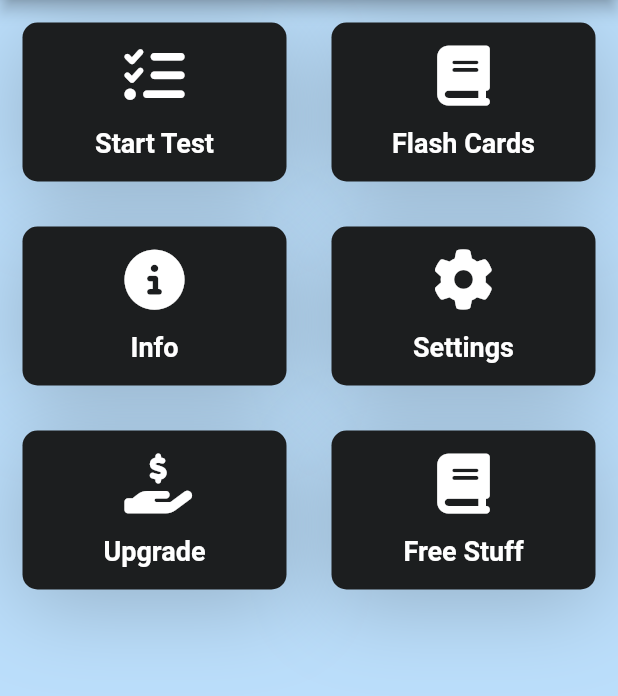
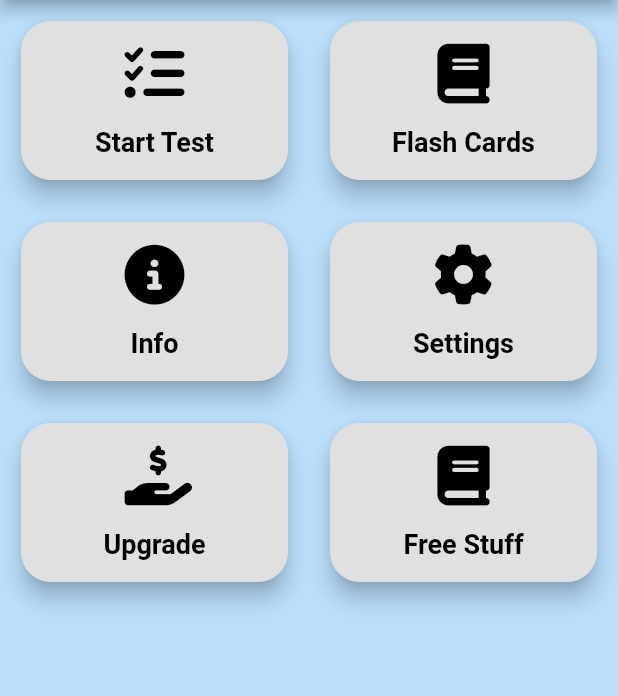
Before and after one commit to MJI-Abir/Drive-TestPal, a Flutter app: the screen it shows after launch, on a phone screen of 412 x 824 dp, the part 84-780 px from its top. Run offline on Flutter 3.47's test engine with Material 2 defaults, Android fonts, the phone set to English and light mode, and no system bars; our stand-ins replace bloc, flutter_bloc, font_awesome_flutter, google_fonts, rflutter_alert.

Commit message:
updated ui

```diff
--- a/lib/components/reusable_card.dart
+++ /dev/null
@@ -1,40 +0,0 @@
-import 'package:drive_test_pal/constants/constants.dart';
-import 'package:flutter/material.dart';
-
-class ReusableCard extends StatefulWidget {
-  final Color color;
-  final Widget cardChild;
-  final VoidCallback? onPress;
-  const ReusableCard(
-      {super.key, required this.color,
-      required this.cardChild,
-      required this.onPress});
-
-  @override
-  State<ReusableCard> createState() => _ReusableCardState();
-}
-
-class _ReusableCardState extends State<ReusableCard> {
-  @override
-  Widget build(BuildContext context) {
-    return GestureDetector(
-      onTap: widget.onPress,
-      child: Container(
-        padding: const EdgeInsets.only(top: 15.0, bottom: 15.0),
-        margin: const EdgeInsets.all(15.0),
-        decoration: BoxDecoration(
-          color: widget.color,
-          borderRadius: kBorderRadius,
-          boxShadow: [
-                  BoxShadow(
-                    offset: const Offset(0, 10),
-                    blurRadius: 50,
-                    color: kActiveCardColor.withOpacity(0.23),
-                  ),
-                ],
-        ),
-        child: widget.cardChild,
-      ),
-    );
-  }
-}
--- a/lib/constants/constants.dart
+++ b/lib/constants/constants.dart
@@ -9,10 +9,10 @@ const kBottomContainerColor = Color(0xFFEB1555);
 const kAppBarColor = Colors.transparent;
 const kOptionDefaultColor = Colors.black12;
 
-const kBorderRadius = BorderRadius.all(Radius.circular(10.0));
+const kBorderRadius = 10.0;
 const kLabelTextStyle = TextStyle(
   fontSize: 18.0,
-  color: Colors.white,
+  color: Colors.black,
   fontWeight: FontWeight.bold,
 );
 
--- a/lib/data/question_data.dart
+++ b/lib/data/question_data.dart
@@ -63,7 +63,7 @@ class QuestionData {
         QuestionTypeEnum.intersection,
         'What should you do if you want to turn left when the oncoming traffic is heavy?',
         3,
-        ['a) option 321 hello my name is mji abir and i am a flutter developer', 'b) option 322', 'c) option 323', 'd) option 324'],'hello here is the explanation for this question'),
+        ['a) option 321 ', 'b) option 322', 'c) option 323', 'd) option 324'],'hello here is the explanation for this question'),
     PracticeQuestion(
         QuestionTypeEnum.intersection,
         'What should you do if you want to turn left on a green light?',
--- a/lib/features/home/ui/home.dart
+++ b/lib/features/home/ui/home.dart
@@ -1,5 +1,4 @@
-import 'package:drive_test_pal/components/icon_content.dart';
-import 'package:drive_test_pal/components/reusable_card.dart';
+import 'package:drive_test_pal/features/home/widgets/reusable_card_widget.dart';
 import 'package:drive_test_pal/config/routes/app_routes.dart';
 import 'package:drive_test_pal/constants/constants.dart';
 import 'package:flutter/material.dart';
@@ -8,23 +7,8 @@ import 'package:font_awesome_flutter/font_awesome_flutter.dart';
 class Home extends StatelessWidget {
   const Home({super.key});
 
-  Expanded buildKey(IconData iconData, String cardLabel, String navigateTo, BuildContext context) {
-    return Expanded(
-      child: ReusableCard(
-        color: kActiveCardColor,
-        // color: _isHovered ? kActiveCardColor : kInactiveCardColor,
-        cardChild: IconContent(icon: iconData, label: cardLabel),
-        onPress: () {
-          Navigator.pushNamed(context, navigateTo);
-        },
-        //TODO 1: Create a method "animateWhileHovering" to make an animation while hovering over the ReusableCard.
-      ),
-    );
-  }
-
   @override
   Widget build(BuildContext context) {
-
     return Scaffold(
       appBar: AppBar(
         backgroundColor: kAppBarColor,
@@ -39,20 +23,44 @@ class Home extends StatelessWidget {
           children: <Widget>[
             Row(
               children: <Widget>[
-                buildKey(FontAwesomeIcons.listCheck, 'Start Test', AppRoutes.quizPage, context),
-                buildKey(FontAwesomeIcons.book, 'Flash Cards', AppRoutes.questionCategoryPage, context),
+                ReusableCardWidget(
+                    iconData: FontAwesomeIcons.listCheck,
+                    cardLabel: 'Start Test',
+                    navigateTo: AppRoutes.quizPage,
+                    context: context),
+                ReusableCardWidget(
+                    iconData: FontAwesomeIcons.book,
+                    cardLabel: 'Flash Cards',
+                    navigateTo: AppRoutes.questionCategoryPage,
+                    context: context),
               ],
             ),
             Row(
               children: <Widget>[
-                buildKey(FontAwesomeIcons.circleInfo, 'Info', '/', context),
-                buildKey(FontAwesomeIcons.gear, 'Settings', '/', context),
+                ReusableCardWidget(
+                    iconData: FontAwesomeIcons.circleInfo,
+                    cardLabel: 'Info',
+                    navigateTo: '/',
+                    context: context),
+                ReusableCardWidget(
+                    iconData: FontAwesomeIcons.gear,
+                    cardLabel: 'Settings',
+                    navigateTo: '/',
+                    context: context),
               ],
             ),
             Row(
               children: <Widget>[
-                buildKey(FontAwesomeIcons.handHoldingDollar, 'Upgrade', '/', context),
-                buildKey(FontAwesomeIcons.book, 'Free Stuff', '/', context),
+                ReusableCardWidget(
+                    iconData: FontAwesomeIcons.handHoldingDollar,
+                    cardLabel: 'Upgrade',
+                    navigateTo: '/',
+                    context: context),
+                ReusableCardWidget(
+                    iconData: FontAwesomeIcons.book,
+                    cardLabel: 'Free Stuff',
+                    navigateTo: '/',
+                    context: context),
               ],
             ),
           ],
--- a/lib/components/icon_content.dart
+++ b/lib/features/home/widgets/icon_content.dart
@@ -16,7 +16,7 @@ class IconContent extends StatelessWidget {
         Icon(
           icon,
           size: 40.0,
-          color: Colors.white,
+          color: Colors.black,
         ),
         const SizedBox(
           height: 15.0,
--- /dev/null
+++ b/lib/features/home/widgets/reusable_card_widget.dart
@@ -0,0 +1,42 @@
+import 'package:drive_test_pal/features/home/widgets/icon_content.dart';
+import 'package:drive_test_pal/constants/constants.dart';
+import 'package:flutter/material.dart';
+
+class ReusableCardWidget extends StatelessWidget {
+  const ReusableCardWidget({
+    super.key,
+    required this.iconData,
+    required this.cardLabel,
+    required this.navigateTo,
+    required this.context,
+  });
+
+  final IconData iconData;
+  final String cardLabel;
+  final String navigateTo;
+  final BuildContext context;
+
+  @override
+  Widget build(BuildContext context) {
+    return Expanded(
+      child: Padding(
+        padding: const EdgeInsets.all(kDefaultPadding),
+        child: GestureDetector(
+          onTap: () => Navigator.pushNamed(context, navigateTo),
+          child: Card(
+            elevation: kDefaultElevation,
+            shape: RoundedRectangleBorder(
+                borderRadius: BorderRadius.circular(kBorderRadius + 10.0)),
+            child: Container(
+                padding: const EdgeInsets.all(kDefaultPadding + 5.0),
+                decoration: BoxDecoration(
+                  color: kOptionDefaultColor,
+                  borderRadius: BorderRadius.circular(kBorderRadius + 10.0),
+                ),
+                child: IconContent(icon: iconData, label: cardLabel)),
+          ),
+        ),
+      ),
+    );
+  }
+}
--- a/lib/features/practice_screen/widgets/options_widget.dart
+++ b/lib/features/practice_screen/widgets/options_widget.dart
@@ -23,7 +23,7 @@ class OptionsWidget extends StatelessWidget {
         shape: RoundedRectangleBorder(borderRadius: BorderRadius.circular(20)),
         child: Container(
           alignment: Alignment.centerLeft,
-          padding: const EdgeInsets.all(10.0),
+          padding: const EdgeInsets.all(kDefaultPadding),
           decoration: BoxDecoration(
             color: isCorrectOption ? Colors.green : kOptionDefaultColor,
             borderRadius: BorderRadius.circular(20),
--- a/lib/features/question_category/bloc/question_category_bloc.dart
+++ b/lib/features/question_category/bloc/question_category_bloc.dart
@@ -22,7 +22,7 @@ class QuestionCategoryBloc
       QuestionCategoryInitialEvent event,
       Emitter<QuestionCategoryState> emit) async {
     emit(QCLoadingState());
-    await Future.delayed(const Duration(seconds: 3));
+    await Future.delayed(const Duration(seconds: 1));
     emit(
       QCLoadingSuccessState(
         categories: QuestionTypeData.questionTypes
--- a/lib/features/question_category/ui/question_category_tile.dart
+++ b/lib/features/question_category/ui/question_category_tile.dart
@@ -21,7 +21,7 @@ class QuestionCatTile extends StatelessWidget {
     return Padding(
       padding: const EdgeInsets.symmetric(vertical: 8.0, horizontal: 0.0),
       child: ListTileTheme(
-        shape: const RoundedRectangleBorder(borderRadius: kBorderRadius),
+        shape: RoundedRectangleBorder(borderRadius: BorderRadius.circular(kBorderRadius)),
         contentPadding: const EdgeInsets.all(5),
         iconColor: Colors.white,
         textColor: Colors.white,
--- a/lib/features/quiz/bloc/quiz_bloc.dart
+++ b/lib/features/quiz/bloc/quiz_bloc.dart
@@ -43,6 +43,7 @@ class QuizBloc extends Bloc<QuizEvent, QuizState> {
 
   FutureOr<void> quizContinueButtonClickedEvent(
       QuizContinueButtonClickedEvent event, Emitter<QuizState> emit) {
+
     if (quizBrain.isQuizFinished()) {
       emit(QuizFinishedActionState());
     } else {
```
Also changed, not shown: lib/features/quiz/ui/quiz.dart (+43 -12 lines), lib/features/quiz/widgets/options_widget.dart (renamed from lib/features/quiz/components/options_widget.dart, +24 -14 lines), lib/features/quiz/widgets/question_text_widget.dart (renamed from lib/features/quiz/components/question_text_widget.dart, +5 -8 lines), lib/features/quiz/widgets/loading_body.dart (renamed from lib/features/quiz/components/loading_body.dart).
